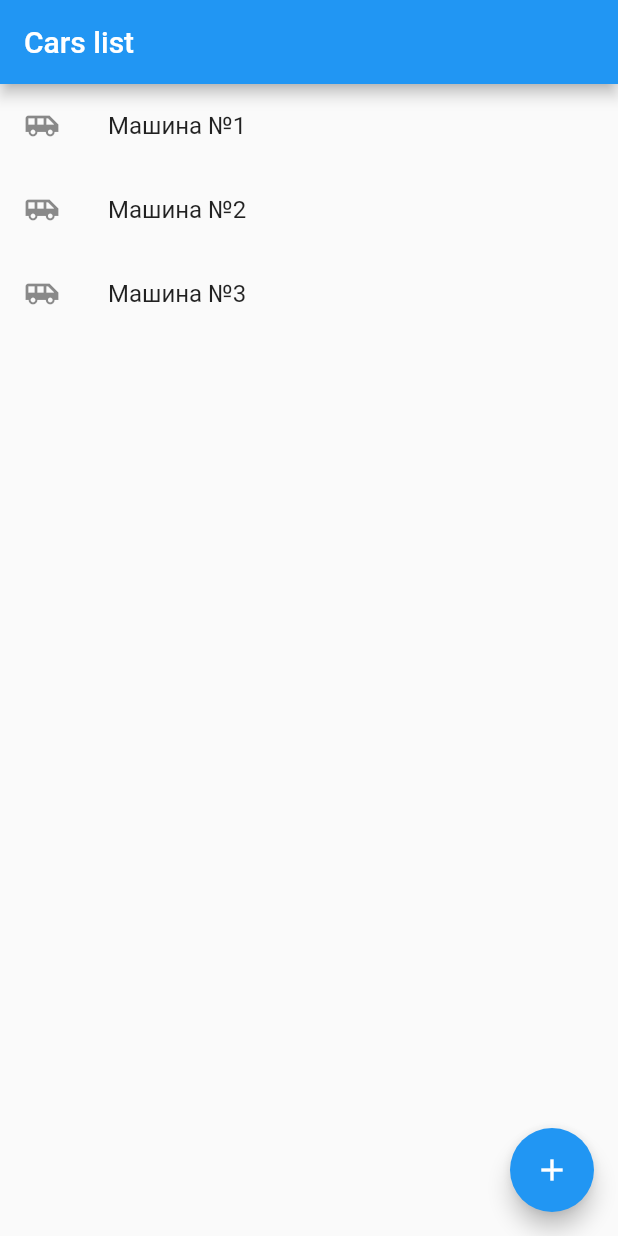
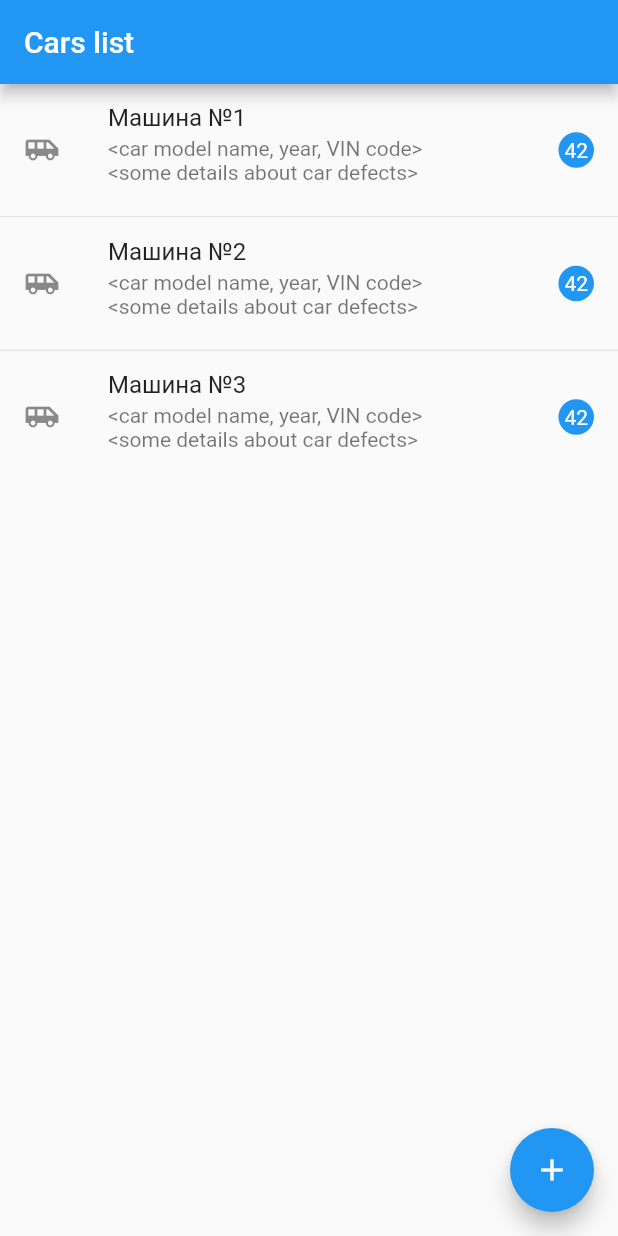
Before and after one commit to Gridbug/car_diagnosis_app, a Flutter app: the screen it shows after launch, on a phone screen of 412 x 824 dp. Run offline on Flutter 3.47's test engine with Material 2 defaults, Android fonts, the phone set to English and light mode, and no system bars; our stand-ins replace built_collection, built_value, rxdart, sqflite; missing offline and left inert: sqlbrite; accounts and stored records are empty; generated files the repository leaves out were written again.

Commit message:
Added placeholders for future data entries in the cars list

```diff
--- a/car_diagnosis_app/lib/app.dart
+++ b/car_diagnosis_app/lib/app.dart
@@ -2,6 +2,7 @@ import 'package:car_diagnosis_app/data_model/entities/car.dart';
 import 'package:car_diagnosis_app/repositories/entities/car.dart';
 import 'package:flutter/cupertino.dart';
 import 'package:flutter/material.dart';
+import 'package:flutter/painting.dart';
 import 'package:provider/provider.dart';
 
 class MyApp extends StatelessWidget {
@@ -34,19 +35,23 @@ class _MyHomePageState extends State<MyHomePage> {
         child: StreamBuilder<List<Car>>(
           stream: Provider.of<CarRepository>(context).all,
           builder: (context, carsSnapshot) {
-                return ListView.builder(
+            return ListView.separated(
               itemCount: carsSnapshot.data.length,
               itemBuilder: (context, itemId) {
                 if (itemId < 0 || itemId > carsSnapshot.data.length) {
                   return null;
                 }
-                    return ListTile(
-                      leading: Icon(Icons.airport_shuttle),
-                      title: Text(carsSnapshot.data[itemId].name),
+
+                return Padding(
+                  padding: const EdgeInsets.all(0.0),
+                  child: _buildCarTile(carsSnapshot.data[itemId]),
                 );
               },
+              separatorBuilder: (context, index) => Divider(height: 1),
             );
-              })),
+          },
+        ),
+      ),
       floatingActionButton: FloatingActionButton(
         onPressed: () {
           Provider.of<CarRepository>(context, listen: false).create(
@@ -59,34 +64,42 @@ class _MyHomePageState extends State<MyHomePage> {
     );
   }
 }
-//
-// Widget _buildFancyTitle() {
-//   return Row(
-//     children: [
-//       Text(
-//         "S",
-//         style: TextStyle(color: CupertinoColors.white),
-//       ),
-//       Text(
-//         "mart ",
-//         style: TextStyle(color: CupertinoColors.systemGrey3),
-//       ),
-//       Text(
-//         "V",
-//         style: TextStyle(color: CupertinoColors.white),
-//       ),
-//       Text(
-//         "isual car di",
-//         style: TextStyle(color: CupertinoColors.systemGrey3),
-//       ),
-//       Text(
-//         "AG",
-//         style: TextStyle(color: CupertinoColors.white),
-//       ),
-//       Text(
-//         "nostics",
-//         style: TextStyle(color: CupertinoColors.systemGrey3),
-//       ),
-//     ],
-//   );
-// }
+
+Widget _buildCarTile(Car car) {
+  return ListTile(
+    leading: Column(
+      mainAxisAlignment: MainAxisAlignment.center,
+      children: [
+        Icon(Icons.airport_shuttle),
+      ],
+    ),
+    title: Text(car.name),
+    subtitle: Text(
+        "<car model name, year, VIN code>\n<some details about car defects>"),
+    trailing: Container(
+      child: Column(
+        children: [
+          Padding(
+            padding: const EdgeInsets.all(4.0),
+            child: Text(
+              "42",
+              style: TextStyle(color: Colors.white),
+            ),
+          ),
+        ],
+        mainAxisAlignment: MainAxisAlignment.center,
+      ),
+      decoration: BoxDecoration(
+        shape: BoxShape.circle,
+        color: Colors.blue,
+      ),
+    ),
+    isThreeLine: true,
+    onTap: () {
+      print('>>> ${car.name} was tapped!!!');
+    },
+    onLongPress: () {
+      print('>>> ${car.name} was long pressed!!!');
+    },
+  );
+}
```
Lines whose indentation alone changed are shown as unchanged.
